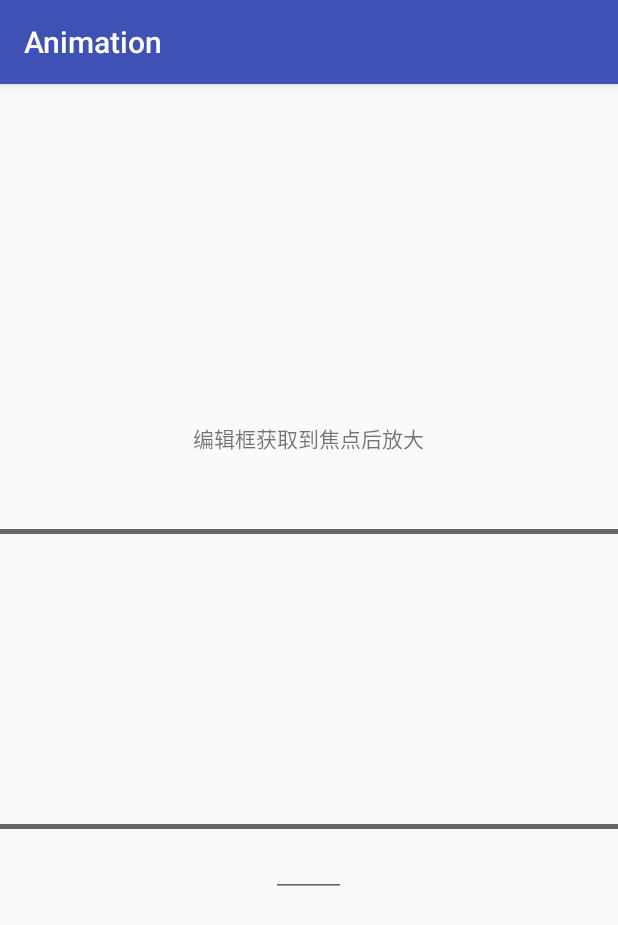
After one commit to shortybin/Android-Animation, an Android app: the EditAnimationActivity screen opened directly, with no data from a screen before it, on a phone screen of 412 x 824 dp. The commit adds this screen. Shown: the top 925 px of the screen. Run offline under Robolectric (Android 15) with nearby library versions, the phone set to English and light mode, and no system bars.

Commit message:
edit animation commit

```diff
--- a/app/src/main/AndroidManifest.xml
+++ b/app/src/main/AndroidManifest.xml
@@ -26,6 +26,8 @@
         </activity>
         <activity android:name=".animationset.AnimationSetActivity">
         </activity>
+        <activity android:name=".EditAnimationActivity">
+        </activity>
     </application>
 
 </manifest>
--- /dev/null
+++ b/app/src/main/java/com/example/shrotbin/animation/EditAnimationActivity.java
@@ -0,0 +1,67 @@
+package com.example.shrotbin.animation;
+
+import android.animation.ObjectAnimator;
+import android.os.Bundle;
+import android.support.v7.app.AppCompatActivity;
+import android.view.View;
+import android.widget.EditText;
+
+public class EditAnimationActivity extends AppCompatActivity {
+
+    private EditText mEditText;
+
+    @Override
+    protected void onCreate(Bundle savedInstanceState) {
+        super.onCreate(savedInstanceState);
+        setContentView(R.layout.activity_edit_animation);
+
+        mEditText= (EditText) findViewById(R.id.edit);
+        final ViewWrapper viewWrapper=new ViewWrapper(mEditText);
+
+        mEditText.setOnFocusChangeListener(new View.OnFocusChangeListener() {
+            @Override
+            public void onFocusChange(View v, boolean hasFocus) {
+                if (hasFocus){
+                    ObjectAnimator.ofInt(viewWrapper,"width",viewWrapper.getWidth(),700).setDuration(1000).start();
+                    ObjectAnimator.ofInt(viewWrapper,"height",viewWrapper.getHeight(),300).setDuration(1000).start();
+                }else{
+                    ObjectAnimator.ofInt(viewWrapper,"width",viewWrapper.getWidth(),200).setDuration(1000).start();
+                    ObjectAnimator.ofInt(viewWrapper,"height",viewWrapper.getHeight(),150).setDuration(1000).start();
+                }
+            }
+        });
+    }
+
+    // 提供ViewWrapper类,用于包装View对象
+    // 本例:包装Button对象
+    private static class ViewWrapper {
+        private View mTarget;
+
+        // 构造方法:传入需要包装的对象
+        public ViewWrapper(View target) {
+            mTarget = target;
+        }
+
+        // 为宽度设置get（） & set（）
+        public int getWidth() {
+            return mTarget.getLayoutParams().width;
+        }
+
+        public void setWidth(int width) {
+            mTarget.getLayoutParams().width = width;
+            mTarget.requestLayout();
+        }
+
+        // 为宽度设置get（） & set（）
+        public int getHeight() {
+            return mTarget.getLayoutParams().height;
+        }
+
+        public void setHeight(int height) {
+            mTarget.getLayoutParams().height = height;
+            mTarget.requestLayout();
+        }
+
+    }
+
+}
--- a/app/src/main/java/com/example/shrotbin/animation/MainActivity.java
+++ b/app/src/main/java/com/example/shrotbin/animation/MainActivity.java
@@ -22,6 +22,7 @@ public class MainActivity extends AppCompatActivity {
     private Button mObjectAnimation;
     private Button mCustomObjectAnimation;
     private Button mSetAnimation;
+    private Button mEditAnimation;
 
     @Override
     protected void onCreate(Bundle savedInstanceState) {
@@ -95,5 +96,13 @@ public class MainActivity extends AppCompatActivity {
                 });
             }
         });
+
+        mEditAnimation= (Button) findViewById(R.id.edit_animation);
+        mEditAnimation.setOnClickListener(new View.OnClickListener() {
+            @Override
+            public void onClick(View v) {
+                startActivity(new Intent(MainActivity.this, EditAnimationActivity.class));
+            }
+        });
     }
 }
--- /dev/null
+++ b/app/src/main/res/drawable/edit_bg.xml
@@ -0,0 +1,6 @@
+<?xml version="1.0" encoding="utf-8"?>
+<shape xmlns:android="http://schemas.android.com/apk/res/android">
+    <stroke android:color="#666666"/>
+    <corners android:radius="10dp"/>
+    <stroke android:width="3dp"/>
+</shape>
--- /dev/null
+++ b/app/src/main/res/layout/activity_edit_animation.xml
@@ -0,0 +1,32 @@
+<?xml version="1.0" encoding="utf-8"?>
+<LinearLayout
+    xmlns:android="http://schemas.android.com/apk/res/android"
+    android:layout_width="match_parent"
+    android:layout_height="match_parent"
+    android:gravity="center"
+    android:orientation="vertical"
+    >
+
+    <TextView
+        android:layout_width="wrap_content"
+        android:layout_height="wrap_content"
+        android:text="编辑框获取到焦点后放大"
+        />
+
+    <EditText
+        android:layout_marginTop="50dp"
+        android:layout_width="100dp"
+        android:layout_height="50dp"
+        android:id="@+id/edit"
+        android:background="@drawable/edit_bg"
+        android:paddingLeft="5dp"
+        android:paddingRight="5dp"
+        />
+
+    <EditText
+        android:layout_width="50dp"
+        android:layout_height="wrap_content"
+
+        />
+
+</LinearLayout>
--- a/app/src/main/res/layout/activity_main.xml
+++ b/app/src/main/res/layout/activity_main.xml
@@ -41,4 +41,11 @@
         android:id="@+id/set_animation"
         />
 
+    <Button
+        android:layout_width="wrap_content"
+        android:layout_height="wrap_content"
+        android:text="edit_animation"
+        android:id="@+id/edit_animation"
+        />
+
 </LinearLayout>
```
